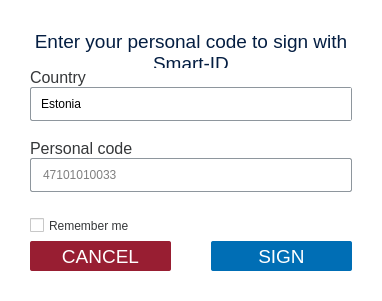
Before: the Qt Designer form client/dialogs/SmartIDDialog.ui in open-eid/DigiDoc4-Client, drawn with Qt 5.
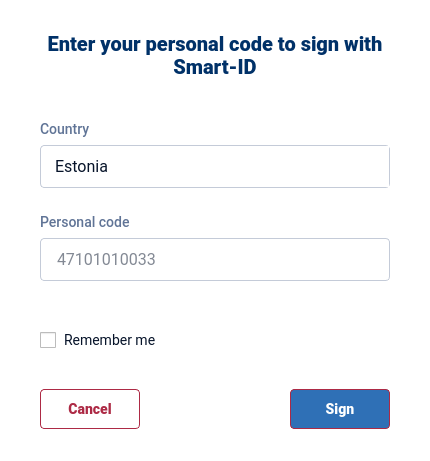
After: the same form once the commit is applied. Icons and pictures are not drawn. Custom widgets are drawn as their Qt base class.

Commit message:
Update dialogs with new UI guidlines
* SmartID
* MobileID
* MobileProgress
* PinPopup
* PinUnblock
* RoleAddress

IB-7965

The edit to the form file:
```diff
--- a/client/dialogs/SmartIDDialog.ui
+++ b/client/dialogs/SmartIDDialog.ui
@@ -9,8 +9,8 @@
    <rect>
     <x>0</x>
     <y>0</y>
-    <width>382</width>
-    <height>301</height>
+    <width>430</width>
+    <height>451</height>
    </rect>
   </property>
   <property name="windowTitle">
@@ -18,35 +18,49 @@
   </property>
   <property name="styleSheet">
    <string notr="true">QWidget {
+font-family: Roboto, Helvetica;
+font-size: 14px;
+}
+#SmartIDDialog {
 background-color: #FFFFFF;
-color: #000000;
-border-radius: 2px;
+border-radius: 4px;
 }
-QLineEdit, QComboBox {
-padding: 0px 10px;
-border: 1px solid #8E969D;
-border-radius: 2px;
+#label {
+color: #003168;
+font-size: 20px;
+font-weight: 700;
 }
 #labelCode, #labelCountry {
-color: #353739
+color: #607496;
+font-weight: 500;
 }
 #errorCode, #errorCountry {
-color: #c53e3e
+color: #AD2A45;
+}
+QLineEdit, QComboBox {
+padding: 10px 14px;
+border: 1px solid #C4CBD8;
+border-radius: 4px;
+color: #07142A;
+placeholder-text-color: #607496;
+font-size: 16px;
 }
 QComboBox QWidget#popup {
 background-color: transparent;
 }
 QComboBox QWidget#content {
-border: 1px solid #8E969D;
-border-radius: 2px;
+border: 1px solid #C4CBD8;
+border-radius: 4px;
 background-color: #FFFFFF;
 }
 QComboBox QPushButton {
 margin: 3px;
-padding: 0px 8px 0px 4px;
+padding: 0px 12px 0px 4px;
 border: 0px;
-color: #353739;
+color: #07142A;
 text-align: left;
+font-weight: normal;
+font-size: 16px;
 qproperty-iconSize: 14px 9px;
 qproperty-layoutDirection: RightToLeft;
 }
@@ -72,52 +86,92 @@
 left: 1px;
 }
 QCheckBox {
-min-height: 31px;
-spacing: 5px;
+spacing: 8px;
+color: #07142A;
+border: none; /*Workaround for right padding*/
 }
 QCheckBox:disabled {
-color: #727679;
+color: #C4CBD8;
 }
 QCheckBox::indicator {
-width: 14px;
-height: 14px;
+width: 16px;
+height: 16px;
 }
 QCheckBox::indicator:unchecked {
-image: url(:/images/icon_checkbox.png);
+image: url(:/images/icon_checkbox.svg);
+}
+QCheckBox::indicator:unchecked:hover {
+image: url(:/images/icon_checkbox_active.svg);
+}
+QCheckBox::indicator:unchecked:disabled {
+image: url(:/images/icon_checkbox_disabled.svg);
 }
 QCheckBox::indicator:checked {
-image: url(:/images/icon_checkbox_check.png);
+image: url(:/images/icon_checkbox_check.svg);
+}
+QCheckBox::indicator:checked:hover {
+image: url(:/images/icon_checkbox_check_active.svg);
+}
+QCheckBox::indicator:checked:disabled {
+image: url(:/images/icon_checkbox_check_disabled.svg);
+}
+QPushButton {
+padding: 0px 12px;
+border-radius: 4px; 
+border: 1px solid #AD2A45;
+color: #AD2A45;
+font-weight: 700;
+}
+QPushButton:hover {
+background-color: #F5EBED;
+}
+QPushButton:pressed {
+background-color: #E1C1C6;
+}
+QPushButton:default {
+color: #ffffff;
+background-color: #2F70B6;
+}
+QPushButton:default:hover {
+background-color: #2B66A6;
+}
+QPushButton:default:pressed {
+background-color: #215081;
+}
+QPushButton:default:disabled {
+background-color: #2F70B6;
 }</string>
   </property>
   <layout class="QVBoxLayout" name="SmartIDDialogLayout">
    <property name="spacing">
-    <number>0</number>
+    <number>40</number>
+   </property>
+   <property name="sizeConstraint">
+    <enum>QLayout::SetFixedSize</enum>
    </property>
    <property name="leftMargin">
-    <number>30</number>
+    <number>40</number>
    </property>
    <property name="topMargin">
-    <number>30</number>
+    <number>32</number>
    </property>
    <property name="rightMargin">
-    <number>30</number>
+    <number>40</number>
    </property>
    <property name="bottomMargin">
-    <number>30</number>
+    <number>32</number>
    </property>
    <item>
-    <widget class="QLabel" name="labelNameId">
-     <property name="font">
-      <font>
-       <pointsize>14</pointsize>
-      </font>
+    <widget class="QLabel" name="label">
+     <property name="minimumSize">
+      <size>
+       <width>350</width>
+       <height>0</height>
+      </size>
      </property>
      <property name="focusPolicy">
       <enum>Qt::TabFocus</enum>
      </property>
-     <property name="styleSheet">
-      <string notr="true">color: #041E42;</string>
-     </property>
      <property name="text">
       <string>Enter your personal code to sign with Smart-ID</string>
      </property>
@@ -130,24 +184,22 @@
     </widget>
    </item>
    <item>
-    <spacer name="topSpacer">
-     <property name="orientation">
-      <enum>Qt::Vertical</enum>
+    <layout class="QVBoxLayout" name="layoutContent">
+     <property name="spacing">
+      <number>24</number>
      </property>
-     <property name="sizeHint" stdset="0">
-      <size>
-       <width>0</width>
-       <height>8</height>
-      </size>
-     </property>
-    </spacer>
-   </item>
+     <item>
+      <layout class="QVBoxLayout" name="layoutCountry">
+       <property name="spacing">
+        <number>6</number>
+       </property>
    <item>
     <widget class="QLabel" name="labelCountry">
-     <property name="font">
-      <font>
-       <pointsize>12</pointsize>
-      </font>
+         <property name="minimumSize">
+          <size>
+           <width>0</width>
+           <height>20</height>
+          </size>
      </property>
      <property name="text">
       <string>Country</string>
@@ -162,7 +214,7 @@
      <property name="minimumSize">
       <size>
        <width>0</width>
-       <height>34</height>
+           <height>40</height>
       </size>
      </property>
      <item>
@@ -182,21 +234,20 @@
      </item>
     </widget>
    </item>
+      </layout>
+     </item>
    <item>
-    <widget class="QLabel" name="errorCountry">
-     <property name="font">
-      <font>
-       <pointsize>12</pointsize>
-      </font>
-     </property>
-    </widget>
-   </item>
+      <layout class="QVBoxLayout" name="layoutCode">
+       <property name="spacing">
+        <number>6</number>
+       </property>
    <item>
     <widget class="QLabel" name="labelCode">
-     <property name="font">
-      <font>
-       <pointsize>12</pointsize>
-      </font>
+         <property name="minimumSize">
+          <size>
+           <width>0</width>
+           <height>20</height>
+          </size>
      </property>
      <property name="text">
       <string>Personal code</string>
@@ -211,7 +262,7 @@
      <property name="minimumSize">
       <size>
        <width>0</width>
-       <height>34</height>
+           <height>40</height>
       </size>
      </property>
      <property name="placeholderText">
@@ -221,120 +272,81 @@
    </item>
    <item>
     <widget class="QLabel" name="errorCode">
-     <property name="font">
-      <font>
-       <pointsize>12</pointsize>
-      </font>
+         <property name="minimumSize">
+          <size>
+           <width>0</width>
+           <height>20</height>
+          </size>
      </property>
     </widget>
    </item>
+      </layout>
+     </item>
    <item>
-    <widget class="CheckBox" name="cbRemember">
-     <property name="styleSheet">
-      <string notr="true">color: #353739;</string>
+      <widget class="QCheckBox" name="cbRemember">
+       <property name="minimumSize">
+        <size>
+         <width>0</width>
+         <height>17</height>
+        </size>
      </property>
      <property name="text">
       <string>Remember me</string>
      </property>
     </widget>
    </item>
-   <item>
-    <spacer name="bottomSpacer">
-     <property name="orientation">
-      <enum>Qt::Vertical</enum>
-     </property>
-     <property name="sizeHint" stdset="0">
-      <size>
-       <width>0</width>
-       <height>8</height>
-      </size>
-     </property>
-    </spacer>
+    </layout>
    </item>
    <item>
     <layout class="QHBoxLayout" name="buttonLayout">
      <property name="spacing">
-      <number>40</number>
+      <number>0</number>
      </property>
      <item>
       <widget class="QPushButton" name="cancel">
        <property name="minimumSize">
         <size>
-         <width>0</width>
-         <height>30</height>
+         <width>100</width>
+         <height>40</height>
         </size>
        </property>
-       <property name="font">
-        <font>
-         <pointsize>14</pointsize>
-        </font>
-       </property>
        <property name="cursor">
         <cursorShape>PointingHandCursor</cursorShape>
        </property>
-       <property name="accessibleName">
-        <string extracomment="accessible">Cancel</string>
-       </property>
-       <property name="styleSheet">
-        <string notr="true">QPushButton {
-	border-radius: 2px; 
-	border: none;
-	color: #ffffff;
-	background-color: #981E32;
-}
-QPushButton:pressed {
-	background-color: #F24A66;
-}
-QPushButton:hover:!pressed {
-	background-color: #CD2541;
-}</string>
-       </property>
        <property name="text">
-        <string>CANCEL</string>
+        <string>Cancel</string>
        </property>
        <property name="autoDefault">
         <bool>false</bool>
        </property>
       </widget>
      </item>
+     <item>
+      <spacer name="buttonSpacer">
+       <property name="orientation">
+        <enum>Qt::Horizontal</enum>
+       </property>
+       <property name="sizeHint" stdset="0">
+        <size>
+         <width>40</width>
+         <height>20</height>
+        </size>
+       </property>
+      </spacer>
+     </item>
      <item>
       <widget class="QPushButton" name="sign">
        <property name="minimumSize">
         <size>
-         <width>0</width>
-         <height>30</height>
+         <width>100</width>
+         <height>40</height>
         </size>
        </property>
-       <property name="font">
-        <font>
-         <pointsize>14</pointsize>
-        </font>
-       </property>
        <property name="cursor">
         <cursorShape>PointingHandCursor</cursorShape>
        </property>
-       <property name="accessibleName">
-        <string extracomment="accessible">Sign</string>
-       </property>
-       <property name="styleSheet">
-        <string notr="true">QPushButton {
-	border-radius: 2px; 
-	border: none;
-	color: #ffffff;
-	background-color: #006EB5;
-}
-QPushButton:pressed {
-	background-color: #41B6E6;
-}
-QPushButton:hover:!pressed {
-	background-color: #008DCF;
-}
-QPushButton:disabled {
-	background-color: #BEDBED;
-}</string>
-       </property>
        <property name="text">
-        <string>SIGN</string>
+        <string>Sign</string>
        </property>
        <property name="default">
         <bool>true</bool>
@@ -346,11 +358,6 @@
   </layout>
  </widget>
  <customwidgets>
-  <customwidget>
-   <class>CheckBox</class>
-   <extends>QCheckBox</extends>
-   <header>widgets/CheckBox.h</header>
-  </customwidget>
   <customwidget>
    <class>ComboBox</class>
    <extends>QComboBox</extends>
```
Left out of the diff: 4 changed lines with no effect on the pictures. Lines whose indentation alone changed are shown as unchanged. The commit also changes 27 other files.
